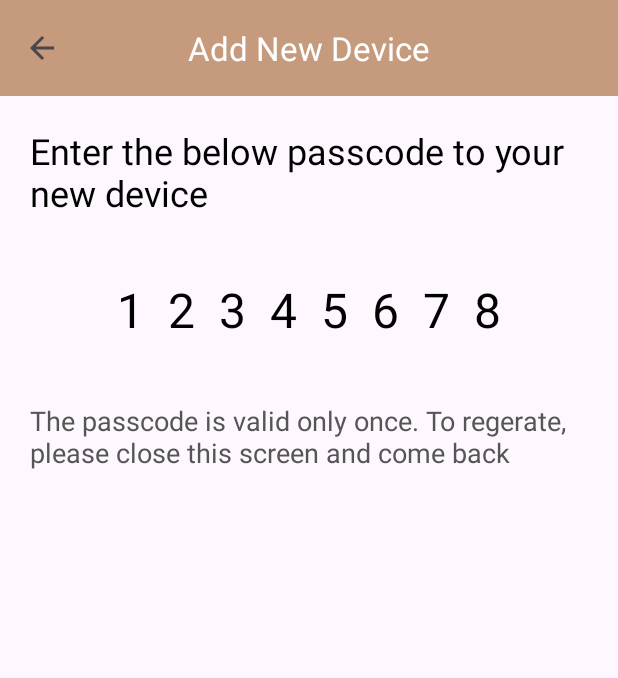
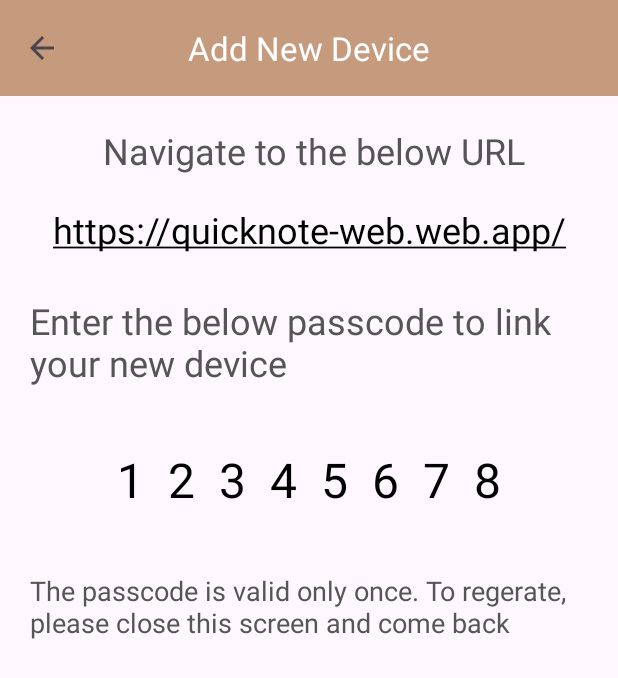
Before and after one commit to antandbuffalo/QuickNote, an Android app: the SyncSetting screen opened directly, with no data from a screen before it, after a tap on "Add New Device", on a phone screen of 412 x 824 dp. Shown: the top 678 px of the screen. Run offline under Robolectric (Android 15) with nearby library versions, the phone set to English and light mode, and no system bars.

Commit message:
crash fix retrofit

```diff
--- a/app/build.gradle.kts
+++ b/app/build.gradle.kts
@@ -10,8 +10,8 @@
         applicationId = "com.antandbuffalo.quicknote"
         minSdk = 24
         targetSdk = 33
-        versionCode = 6
-        versionName = "1.0.0"
+        versionCode = 8
+        versionName = "1.1.1"
 
         testInstrumentationRunner = "androidx.test.runner.AndroidJUnitRunner"
     }
--- a/app/src/main/java/com/antandbuffalo/quicknote/AddNewDevice.java
+++ b/app/src/main/java/com/antandbuffalo/quicknote/AddNewDevice.java
@@ -5,7 +5,11 @@
 
 import android.content.ContentResolver;
 import android.content.Context;
+import android.content.Intent;
+import android.graphics.Paint;
+import android.net.Uri;
 import android.os.Bundle;
+import android.view.View;
 import android.widget.CompoundButton;
 import android.widget.EditText;
 import android.widget.Switch;
@@ -36,6 +40,16 @@
 
         passcodeText = findViewById(R.id.passcode);
         generatePasscode(getContentResolver(), this);
+
+        TextView webAppUrlView = findViewById(R.id.web_app_url);
+        webAppUrlView.setPaintFlags(webAppUrlView.getPaintFlags() | Paint.UNDERLINE_TEXT_FLAG);
+        webAppUrlView.setOnClickListener(new View.OnClickListener() {
+            @Override
+            public void onClick(View view) {
+                Intent browserIntent = new Intent(Intent.ACTION_VIEW, Uri.parse(Constants.WEB_APP_URL));
+                startActivity(browserIntent);
+            }
+        });
     }
 
     public void generatePasscode(ContentResolver contentResolver, Context context) {
--- a/app/src/main/java/com/antandbuffalo/quicknote/SyncSetting.java
+++ b/app/src/main/java/com/antandbuffalo/quicknote/SyncSetting.java
@@ -3,7 +3,6 @@
 import androidx.appcompat.app.AppCompatActivity;
 import androidx.appcompat.widget.Toolbar;
 
-import android.content.Context;
 import android.content.Intent;
 import android.os.Bundle;
 import android.view.View;
@@ -17,8 +16,6 @@
 
 
 public class SyncSetting extends AppCompatActivity {
-    Context currentContext = this;
-
     @Override
     protected void onCreate(Bundle savedInstanceState) {
         super.onCreate(savedInstanceState);
@@ -30,14 +27,14 @@
 
         Switch autoSyncSwitch = findViewById(R.id.autoSyncSwitch);
 
-        autoSyncSwitch.setChecked(Storage.getBoolean(currentContext, Constants.STORAGE_KEY_AUTO_SYNC, false));
+        autoSyncSwitch.setChecked(Storage.getBoolean(getApplicationContext(), Constants.STORAGE_KEY_AUTO_SYNC, false));
 
         autoSyncSwitch.setOnCheckedChangeListener(new CompoundButton.OnCheckedChangeListener() {
             @Override
             public void onCheckedChanged(CompoundButton compoundButton, boolean b) {
-                Storage.putBoolean(currentContext, Constants.STORAGE_KEY_AUTO_SYNC, b);
+                Storage.putBoolean(getApplicationContext(), Constants.STORAGE_KEY_AUTO_SYNC, b);
                 if (b) {
-                    Util.sendData(getContentResolver(), currentContext);
+                    Util.sendData(getContentResolver(), getApplicationContext());
                 }
             }
         });
@@ -46,7 +43,7 @@
         addDeviceButton.setOnClickListener(new View.OnClickListener() {
             @Override
             public void onClick(View view) {
-                Intent intent = new Intent(currentContext, AddNewDevice.class);
+                Intent intent = new Intent(getApplicationContext(), AddNewDevice.class);
                 startActivity(intent);
             }
         });
@@ -55,7 +52,7 @@
         addCurrentDeviceButton.setOnClickListener(new View.OnClickListener() {
             @Override
             public void onClick(View view) {
-                Intent intent = new Intent(currentContext, AddCurrentDevice.class);
+                Intent intent = new Intent(getApplicationContext(), AddCurrentDevice.class);
                 startActivity(intent);
             }
         });
--- a/app/src/main/res/layout/activity_add_new_device.xml
+++ b/app/src/main/res/layout/activity_add_new_device.xml
@@ -37,22 +37,41 @@
         android:textColor="@color/colorOnPrimary"
         android:textSize="32sp"
         app:layout_constraintEnd_toEndOf="parent"
+        app:layout_constraintHorizontal_bias="1.0"
         app:layout_constraintStart_toStartOf="parent"
         app:layout_constraintTop_toBottomOf="@+id/textView5" />
+
+    <TextView
+        android:id="@+id/web_app_url"
+        android:layout_width="0dp"
+        android:layout_height="wrap_content"
+        android:layout_marginStart="20dp"
+        android:layout_marginTop="20dp"
+        android:layout_marginEnd="20dp"
+        android:text="@string/web_app_url"
+        android:textAlignment="center"
+        android:textColor="@color/colorOnPrimary"
+        android:textSize="24sp"
+        android:clickable="true"
+        app:layout_constraintEnd_toEndOf="parent"
+        app:layout_constraintHorizontal_bias="1.0"
+        app:layout_constraintStart_toStartOf="parent"
+        app:layout_constraintTop_toBottomOf="@+id/textView7" />
 
     <TextView
         android:id="@+id/textView5"
         android:layout_width="0dp"
         android:layout_height="wrap_content"
         android:layout_marginStart="20dp"
-        android:layout_marginTop="20dp"
+        android:layout_marginTop="28dp"
         android:layout_marginEnd="20dp"
-        android:text="Enter the below passcode to your new device"
-        android:textColor="@color/colorOnPrimary"
+        android:text="Enter the below passcode to link your new device"
+        android:textColor="@color/colorOnSecondary"
         android:textSize="24sp"
         app:layout_constraintEnd_toEndOf="parent"
+        app:layout_constraintHorizontal_bias="1.0"
         app:layout_constraintStart_toStartOf="parent"
-        app:layout_constraintTop_toBottomOf="@+id/appBarLayout" />
+        app:layout_constraintTop_toBottomOf="@+id/web_app_url" />
 
     <TextView
         android:id="@+id/textView2"
@@ -65,8 +84,24 @@
         android:textColor="@color/colorOnSecondary"
         android:textSize="18sp"
         app:layout_constraintEnd_toEndOf="parent"
-        app:layout_constraintHorizontal_bias="0.0"
+        app:layout_constraintHorizontal_bias="1.0"
         app:layout_constraintStart_toStartOf="parent"
         app:layout_constraintTop_toBottomOf="@+id/passcode" />
 
+    <TextView
+        android:id="@+id/textView7"
+        android:layout_width="0dp"
+        android:layout_height="wrap_content"
+        android:layout_marginStart="20dp"
+        android:layout_marginTop="20dp"
+        android:layout_marginEnd="20dp"
+        android:text=" Navigate to the below URL"
+        android:textAlignment="center"
+        android:textColor="@color/colorOnSecondary"
+        android:textSize="24sp"
+        app:layout_constraintEnd_toEndOf="parent"
+        app:layout_constraintHorizontal_bias="0.0"
+        app:layout_constraintStart_toStartOf="parent"
+        app:layout_constraintTop_toBottomOf="@+id/appBarLayout" />
+
 </androidx.constraintlayout.widget.ConstraintLayout>
--- a/app/src/main/res/values/strings.xml
+++ b/app/src/main/res/values/strings.xml
@@ -19,4 +19,5 @@
     <string name="title_activity_sync_setting">SyncSetting</string>
 
     <string name="base_url">https://sample-node-api-antandbuffalo.vercel.app</string>
+    <string name="web_app_url">https://quicknote-web.web.app/</string>
 </resources>
```
